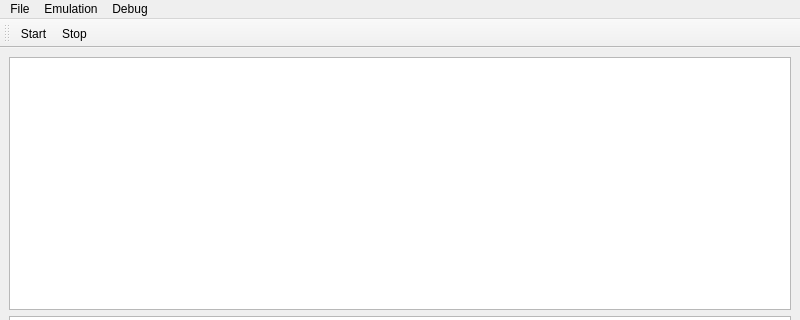
boeker/psx, file psx-qt/mainwindow.ui: the form before one commit; both pictures show x 0 to 800 and y 0 to 320 of the 800 by 600 pixel window.
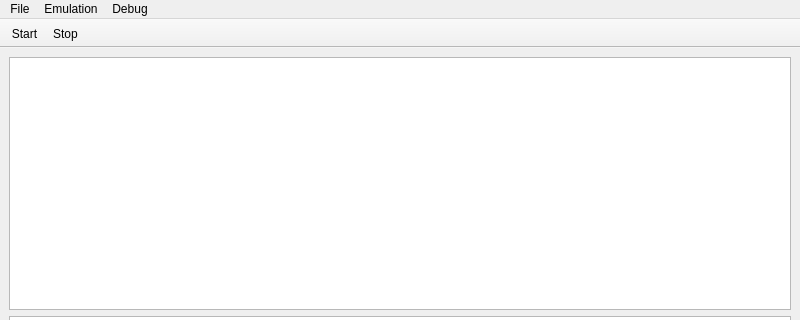
The form after the commit.

Commit message: Make toolbar non-movable

The edit to the form file:
```diff
--- a/psx-qt/mainwindow.ui
+++ b/psx-qt/mainwindow.ui
@@ -61,6 +61,9 @@
    <property name="windowTitle">
     <string>toolBar</string>
    </property>
+   <property name="movable">
+    <bool>false</bool>
+   </property>
    <attribute name="toolBarArea">
     <enum>TopToolBarArea</enum>
    </attribute>
```
